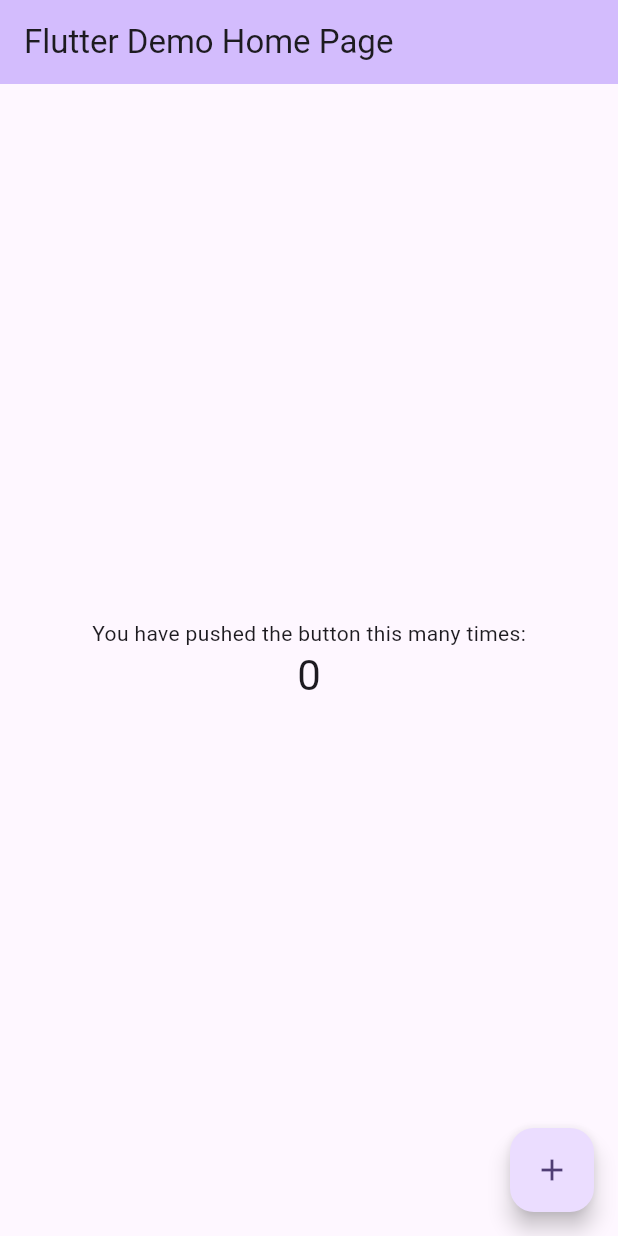
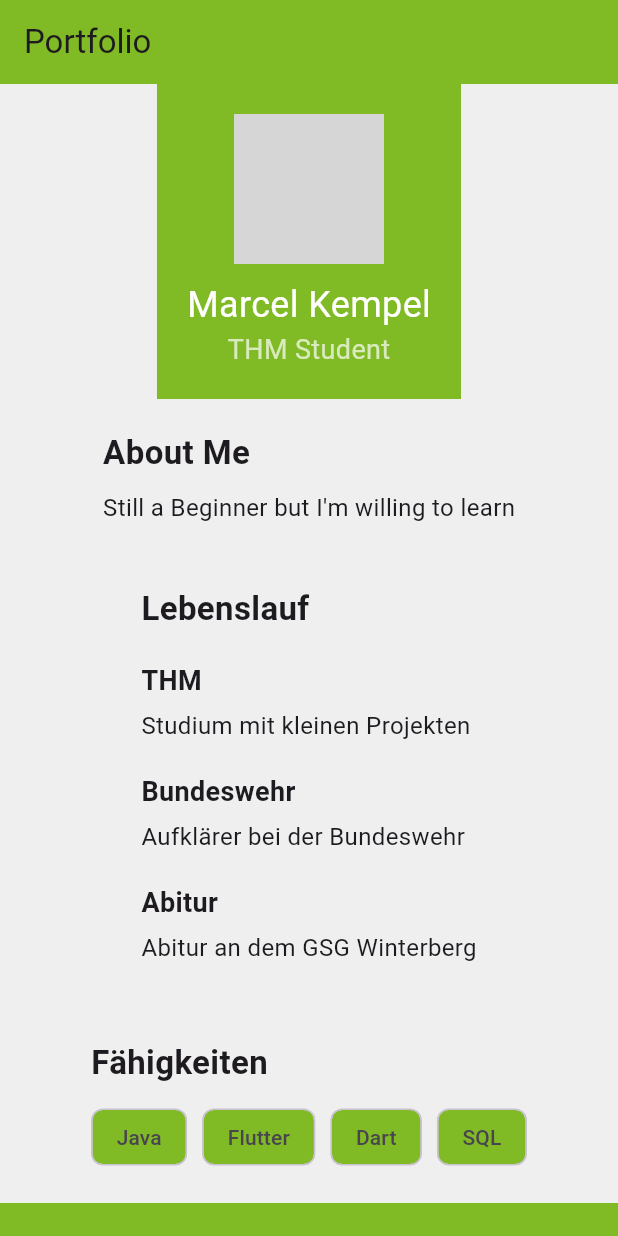
Before and after one commit to Make1207/portfolio_5505146, a Flutter app: the screen it shows after launch, on a phone screen of 412 x 824 dp. Run offline on Flutter 3.47's test engine with Material 3 defaults, Android fonts, the phone set to English and light mode, and no system bars; network calls fail; grey boxes are pictures that could not be loaded.

Commit message:
Übernahme von Quellcode einer anderen Datei

```diff
--- a/lib/main.dart
+++ b/lib/main.dart
@@ -1,126 +1,268 @@
 import 'package:flutter/material.dart';
 
 void main() {
-  runApp(const MyApp());
+  runApp(const PortfolioApp());
 }
 
-class MyApp extends StatelessWidget {
-  const MyApp({super.key});
+class PortfolioApp extends StatelessWidget {
+  const PortfolioApp({super.key});
 
-  // This widget is the root of your application.
   @override
   Widget build(BuildContext context) {
     return MaterialApp(
+      title: "Portfolio von Marcel Kempel",
+      theme: ThemeData(
+          scaffoldBackgroundColor: const Color.fromARGB(100, 215, 215, 215)),
+      home: const PortfolioPage(),
       debugShowCheckedModeBanner: false,
-      title: 'Flutter Demo',
-      theme: ThemeData(
-        // This is the theme of your application.
-        //
-        // TRY THIS: Try running your application with "flutter run". You'll see
-        // the application has a purple toolbar. Then, without quitting the app,
-        // try changing the seedColor in the colorScheme below to Colors.green
-        // and then invoke "hot reload" (save your changes or press the "hot
-        // reload" button in a Flutter-supported IDE, or press "r" if you used
-        // the command line to start the app).
-        //
-        // Notice that the counter didn't reset back to zero; the application
-        // state is not lost during the reload. To reset the state, use hot
-        // restart instead.
-        //
-        // This works for code too, not just values: Most code changes can be
-        // tested with just a hot reload.
-        colorScheme: ColorScheme.fromSeed(seedColor: Colors.deepPurple),
-        useMaterial3: true,
-      ),
-      home: const MyHomePage(title: 'Flutter Demo Home Page'),
     );
   }
 }
 
-class MyHomePage extends StatefulWidget {
-  const MyHomePage({super.key, required this.title});
-
-  // This widget is the home page of your application. It is stateful, meaning
-  // that it has a State object (defined below) that contains fields that affect
-  // how it looks.
-
-  // This class is the configuration for the state. It holds the values (in this
-  // case the title) provided by the parent (in this case the App widget) and
-  // used by the build method of the State. Fields in a Widget subclass are
-  // always marked "final".
-
-  final String title;
-
-  @override
-  State<MyHomePage> createState() => _MyHomePageState();
-}
-
-class _MyHomePageState extends State<MyHomePage> {
-  int _counter = 0;
-
-  void _incrementCounter() {
-    setState(() {
-      // This call to setState tells the Flutter framework that something has
-      // changed in this State, which causes it to rerun the build method below
-      // so that the display can reflect the updated values. If we changed
-      // _counter without calling setState(), then the build method would not be
-      // called again, and so nothing would appear to happen.
-      _counter++;
-    });
-  }
+class PortfolioPage extends StatelessWidget {
+  const PortfolioPage({super.key});
 
   @override
   Widget build(BuildContext context) {
-    // This method is rerun every time setState is called, for instance as done
-    // by the _incrementCounter method above.
-    //
-    // The Flutter framework has been optimized to make rerunning build methods
-    // fast, so that you can just rebuild anything that needs updating rather
-    // than having to individually change instances of widgets.
     return Scaffold(
       appBar: AppBar(
-        // TRY THIS: Try changing the color here to a specific color (to
-        // Colors.amber, perhaps?) and trigger a hot reload to see the AppBar
-        // change color while the other colors stay the same.
-        backgroundColor: Theme.of(context).colorScheme.inversePrimary,
-        // Here we take the value from the MyHomePage object that was created by
-        // the App.build method, and use it to set our appbar title.
-        title: Text(widget.title),
+        title: const Text("Portfolio"),
+        backgroundColor: const Color.fromARGB(255, 128, 186, 36),
       ),
-      body: Center(
-        // Center is a layout widget. It takes a single child and positions it
-        // in the middle of the parent.
+      body: const SingleChildScrollView(
         child: Column(
-          // Column is also a layout widget. It takes a list of children and
-          // arranges them vertically. By default, it sizes itself to fit its
-          // children horizontally, and tries to be as tall as its parent.
-          //
-          // Column has various properties to control how it sizes itself and
-          // how it positions its children. Here we use mainAxisAlignment to
-          // center the children vertically; the main axis here is the vertical
-          // axis because Columns are vertical (the cross axis would be
-          // horizontal).
-          //
-          // TRY THIS: Invoke "debug painting" (choose the "Toggle Debug Paint"
-          // action in the IDE, or press "p" in the console), to see the
-          // wireframe for each widget.
-          mainAxisAlignment: MainAxisAlignment.center,
-          children: <Widget>[
-            const Text(
-              'You have pushed the button this many times:',
-            ),
-            Text(
-              '$_counter',
-              style: Theme.of(context).textTheme.headlineMedium,
-            ),
+          children: [
+            Ueberschrift(),
+            UeberMich(),
+            Lebenslauf(),
+            Faehigkeiten(),
+            Fusszeile(),
           ],
         ),
       ),
-      floatingActionButton: FloatingActionButton(
-        onPressed: _incrementCounter,
-        tooltip: 'Increment',
-        child: const Icon(Icons.add),
-      ), // This trailing comma makes auto-formatting nicer for build methods.
     );
   }
 }
+
+class Ueberschrift extends StatelessWidget {
+  const Ueberschrift({super.key});
+
+  @override
+  Widget build(BuildContext context) {
+    return Container(
+      padding: const EdgeInsets.all(20),
+      color: const Color.fromARGB(255, 128, 186, 36),
+      child: const Column(
+        children: [
+          CircleAvatar(
+            radius: 50,
+            backgroundImage: NetworkImage(
+                "https://www.museumize.com/cdn/shop/products/42d69af387d6044850ae79ca5e5acb5d_1024x1024@2x.jpg?v=1582156263"),
+          ),
+          SizedBox(height: 10),
+          Text(
+            "Marcel Kempel",
+            style: TextStyle(fontSize: 24, color: Colors.white),
+          ),
+          Text(
+            "THM Student",
+            style: TextStyle(fontSize: 18, color: Colors.white70),
+          ),
+        ],
+      ),
+    );
+  }
+}
+
+class UeberMich extends StatelessWidget {
+  const UeberMich({super.key});
+
+  @override
+  Widget build(BuildContext context) {
+    return const Padding(
+      padding: EdgeInsets.all(20),
+      child: Column(
+        crossAxisAlignment: CrossAxisAlignment.start,
+        children: [
+          Text(
+            "About Me",
+            style: TextStyle(fontSize: 22, fontWeight: FontWeight.bold),
+          ),
+          SizedBox(height: 10),
+          Text(
+            "Still a Beginner but I\'m willing to learn",
+            style: TextStyle(fontSize: 16),
+          ),
+        ],
+      ),
+    );
+  }
+}
+
+class Lebenslauf extends StatelessWidget {
+  const Lebenslauf({super.key});
+
+  @override
+  Widget build(BuildContext context) {
+    return const Padding(
+      padding: EdgeInsets.all(20),
+      child: Column(
+        crossAxisAlignment: CrossAxisAlignment.start,
+        children: [
+          Text(
+            "Lebenslauf",
+            style: TextStyle(fontSize: 22, fontWeight: FontWeight.bold),
+          ),
+          SizedBox(height: 10),
+          ExperienceItem(
+            title: "THM",
+            description: "Studium mit kleinen Projekten",
+          ),
+          ExperienceItem(
+            title: 'Bundeswehr',
+            description: "Aufklärer bei der Bundeswehr",
+          ),
+          ExperienceItem(
+            title: "Abitur",
+            description: "Abitur an dem GSG Winterberg",
+          ),
+        ],
+      ),
+    );
+  }
+}
+
+class ExperienceItem extends StatelessWidget {
+  final String title;
+
+  final String description;
+
+  const ExperienceItem(
+      {super.key, required this.title, required this.description});
+
+  @override
+  Widget build(BuildContext context) {
+    return Padding(
+      padding: const EdgeInsets.symmetric(vertical: 10),
+      child: Column(
+        crossAxisAlignment: CrossAxisAlignment.start,
+        children: [
+          Text(
+            title,
+            style: const TextStyle(fontSize: 18, fontWeight: FontWeight.bold),
+          ),
+          const SizedBox(height: 5),
+          Text(
+            description,
+            style: const TextStyle(fontSize: 16),
+          ),
+        ],
+      ),
+    );
+  }
+}
+
+class EducationItem extends StatelessWidget {
+  final String title;
+
+  const EducationItem({
+    super.key,
+    required this.title,
+  });
+  @override
+  Widget build(BuildContext context) {
+    return const Padding(
+      padding: EdgeInsets.all(20),
+      child: Column(
+        crossAxisAlignment: CrossAxisAlignment.start,
+        children: [],
+      ),
+    );
+  }
+}
+
+class Faehigkeiten extends StatelessWidget {
+  const Faehigkeiten({super.key});
+
+  @override
+  Widget build(BuildContext context) {
+    return const Padding(
+      padding: EdgeInsets.all(20),
+      child: Column(
+        crossAxisAlignment: CrossAxisAlignment.start,
+        children: [
+          Text(
+            'Fähigkeiten',
+            style: TextStyle(fontSize: 22, fontWeight: FontWeight.bold),
+          ),
+          SizedBox(height: 10),
+          Wrap(
+            spacing: 10,
+            runSpacing: 10,
+            children: [
+              SkillChip(skill: 'Java'),
+              SkillChip(skill: 'Flutter'),
+              SkillChip(skill: 'Dart'),
+              SkillChip(skill: 'SQL'),
+            ],
+          ),
+        ],
+      ),
+    );
+  }
+}
+
+class SkillChip extends StatelessWidget {
+  final String skill;
+
+  const SkillChip({super.key, required this.skill});
+
+  @override
+  Widget build(BuildContext context) {
+    return Chip(
+      label: Text(skill),
+      backgroundColor: const Color.fromARGB(255, 128, 186, 36),
+    );
+  }
+}
+
+class Fusszeile extends StatelessWidget {
+  const Fusszeile({super.key});
+
+  @override
+  Widget build(BuildContext context) {
+    return Container(
+      padding: const EdgeInsets.all(20),
+      color: const Color.fromARGB(255, 128, 186, 36),
+      child: Column(
+        children: [
+          const Text(
+            'Marcel Kempel',
+            style: TextStyle(color: Colors.white),
+          ),
+          const Text(
+            'Contact me:',
+            style: TextStyle(color: Colors.white70),
+          ),
+          Row(
+            mainAxisAlignment: MainAxisAlignment.center,
+            children: [
+              IconButton(
+                icon: const Icon(Icons.local_phone_sharp),
+                color: Colors.white,
+                tooltip: "+4915789048153",
+                onPressed: () {},
+              ),
+              IconButton(
+                icon: const Icon(Icons.email),
+                color: Colors.white,
+                tooltip: "Marcelkempel127@gmail.com",
+                onPressed: () {},
+              ),
+            ],
+          ),
+        ],
+      ),
+    );
+  }
+}
```
Also changed, not shown: 1 other file.
